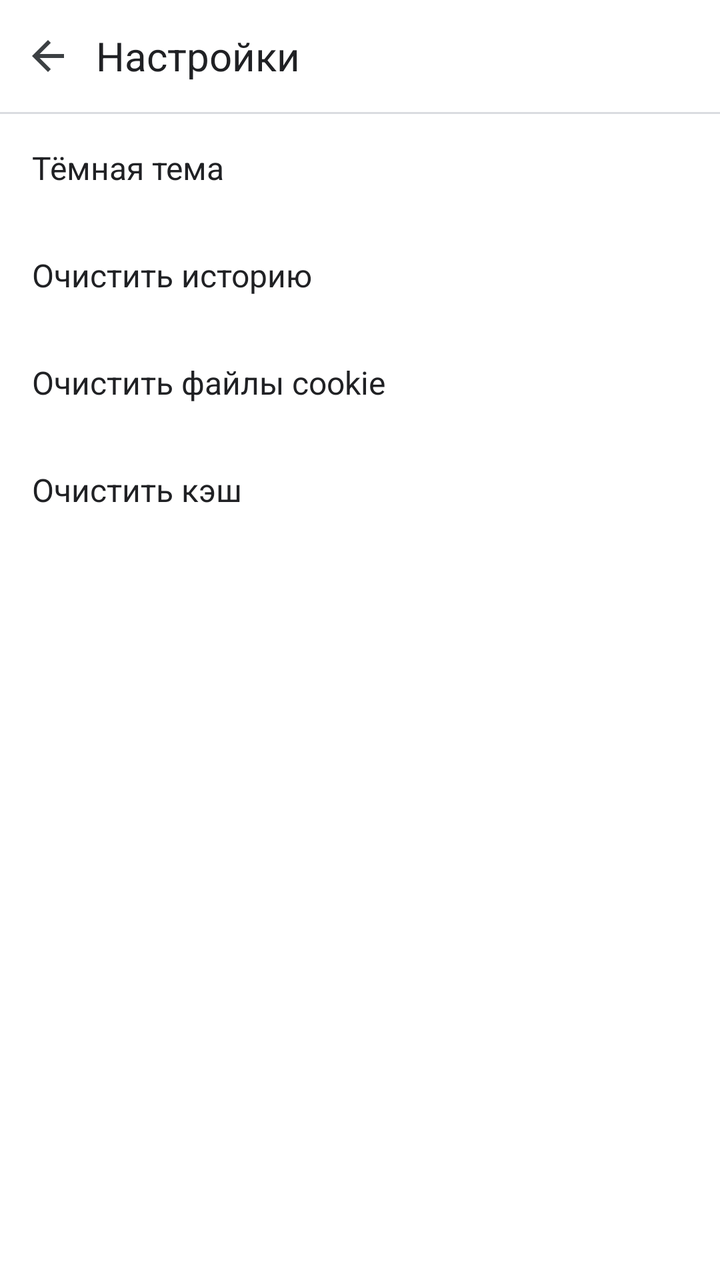
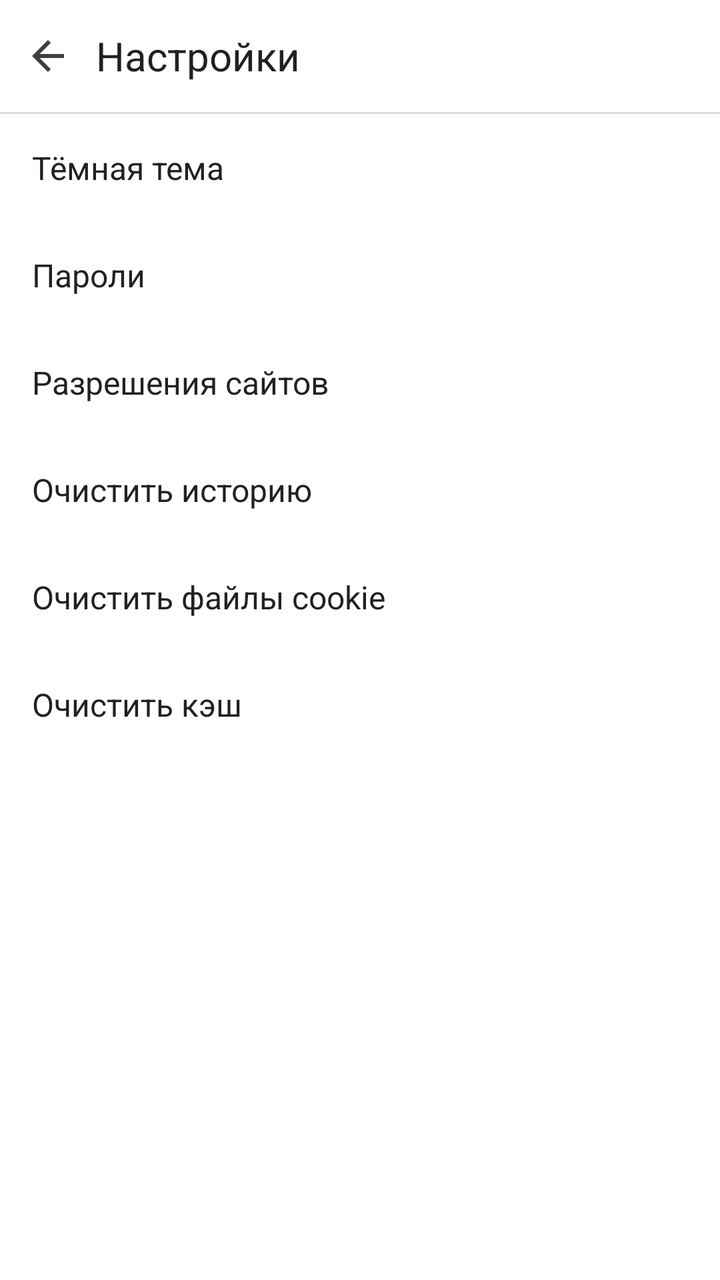

Two renders of the same Android screen: before a commit and after it. Below are the layout's source before the change and the commit's diff.
<!-- AndroidManifest.xml: application theme Theme.GloveBrowser -->
<!-- res/layout/activity_settings.xml -->
<?xml version="1.0" encoding="utf-8"?>
<LinearLayout xmlns:android="http://schemas.android.com/apk/res/android"
    android:layout_width="match_parent"
    android:layout_height="match_parent"
    android:background="@color/toolbar"
    android:fitsSystemWindows="true"
    android:orientation="vertical">

    <LinearLayout
        android:layout_width="match_parent"
        android:layout_height="56dp"
        android:gravity="center_vertical">

        <ImageButton
            android:id="@+id/back"
            android:layout_width="48dp"
            android:layout_height="48dp"
            android:background="@android:color/transparent"
            android:contentDescription="@string/done"
            android:src="@drawable/ic_back" />

        <TextView
            android:layout_width="wrap_content"
            android:layout_height="wrap_content"
            android:text="@string/settings"
            android:textColor="@color/ink"
            android:textSize="20sp" />
    </LinearLayout>

    <View
        android:layout_width="match_parent"
        android:layout_height="1dp"
        android:background="@color/hairline" />

    <TextView
        android:id="@+id/darkTheme"
        style="@style/SettingsRow"
        android:text="Тёмная тема" />

    <TextView
        android:id="@+id/clearHistory"
        style="@style/SettingsRow"
        android:text="Очистить историю" />

    <TextView
        android:id="@+id/clearCookies"
        style="@style/SettingsRow"
        android:text="Очистить файлы cookie" />

    <TextView
        android:id="@+id/clearCache"
        style="@style/SettingsRow"
        android:text="Очистить кэш" />

    <TextView
        android:id="@+id/about"
        style="@style/SettingsRow"
        android:textColor="@color/hint" />
</LinearLayout>
<!-- resources referenced by this layout -->
<resources>
  <color name="hairline">#DADCE0</color>
  <color name="hint">#80868B</color>
  <color name="ink">#202124</color>
  <color name="toolbar">#FFFFFF</color>
  <!-- drawable ic_back (drawable) -->
  <?xml version="1.0" encoding="utf-8"?>
  <vector xmlns:android="http://schemas.android.com/apk/res/android"
      android:width="24dp" android:height="24dp" android:viewportWidth="24" android:viewportHeight="24">
      <path android:fillColor="@color/icon" android:pathData="M20,11H7.83l5.59,-5.59L12,4l-8,8 8,8 1.41,-1.41L7.83,13H20v-2z" />
  </vector>
  <string name="done">Готово</string>
  <string name="settings">Настройки</string>
  <style name="SettingsRow">
          <item name="android:layout_width">match_parent</item>
          <item name="android:layout_height">wrap_content</item>
          <item name="android:paddingStart">16dp</item>
          <item name="android:paddingEnd">16dp</item>
          <item name="android:paddingTop">16dp</item>
          <item name="android:paddingBottom">16dp</item>
          <item name="android:textColor">@color/ink</item>
          <item name="android:textSize">16sp</item>
          <item name="android:background">?android:attr/selectableItemBackground</item>
      </style>
  <style name="Theme.GloveBrowser" parent="Theme.Material3.DayNight.NoActionBar">
          <item name="colorPrimary">@color/accent</item>
          <item name="colorOnPrimary">#FFFFFF</item>
          <item name="android:statusBarColor">@color/toolbar</item>
          <item name="android:navigationBarColor">@color/toolbar</item>
          <item name="android:windowLightStatusBar">true</item>
          <item name="android:windowLightNavigationBar">true</item>
          <item name="android:windowBackground">@color/toolbar</item>
          <item name="android:textColor">@color/ink</item>
      </style>
  <color name="icon">#3C4043</color>
  <color name="accent">#1A73E8</color>
</resources>

<!-- the commit's change to res/layout/activity_settings.xml (unified diff, before → after) -->
@@ -38,6 +38,16 @@
         android:text="Тёмная тема" />
 
     <TextView
+        android:id="@+id/passwords"
+        style="@style/SettingsRow"
+        android:text="Пароли" />
+
+    <TextView
+        android:id="@+id/permissions"
+        style="@style/SettingsRow"
+        android:text="Разрешения сайтов" />
+
+    <TextView
         android:id="@+id/clearHistory"
         style="@style/SettingsRow"
         android:text="Очистить историю" />
